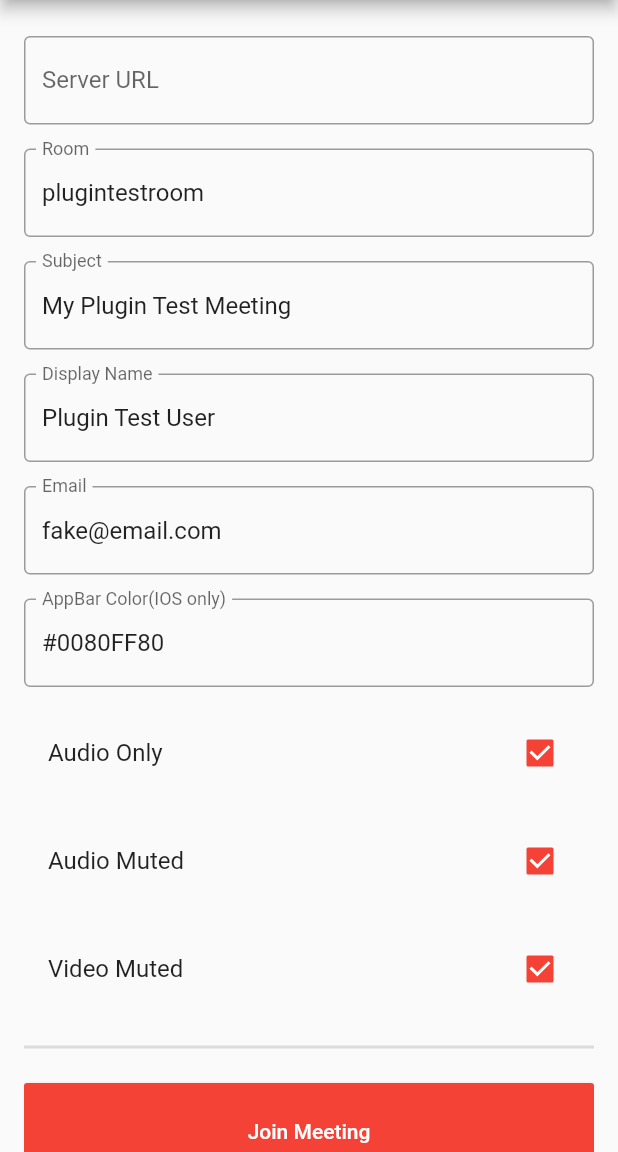
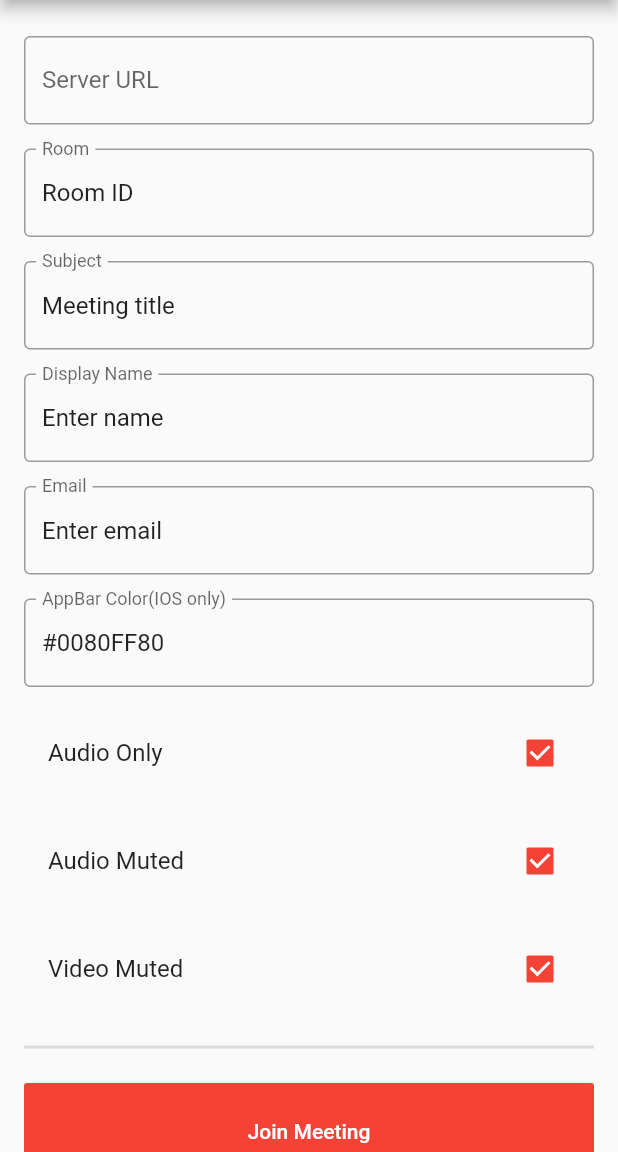
Before and after one commit to aayeshanomani/Salve, a Flutter app: the screen it shows after launch, on a phone screen of 412 x 824 dp, the part 84-1236 px from its top. Run offline on Flutter 3.47's test engine with Material 2 defaults, Android fonts, the phone set to English and light mode, and no system bars; missing offline and left inert: jitsi_meet.

Commit message:
Some changes

```diff
--- a/lib/main.dart
+++ b/lib/main.dart
@@ -17,10 +17,10 @@ class MyApp extends StatefulWidget {
 
 class _MyAppState extends State<MyApp> {
   final serverText = TextEditingController();
-  final roomText = TextEditingController(text: "plugintestroom");
-  final subjectText = TextEditingController(text: "My Plugin Test Meeting");
-  final nameText = TextEditingController(text: "Plugin Test User");
-  final emailText = TextEditingController(text: "fake@email.com");
+  final roomText = TextEditingController(text: "Room ID");
+  final subjectText = TextEditingController(text: "Meeting title");
+  final nameText = TextEditingController(text: "Enter name");
+  final emailText = TextEditingController(text: "Enter email");
   final iosAppBarRGBAColor = TextEditingController(text: "#0080FF80");//transparent blue
   var isAudioOnly = true;
   var isAudioMuted = true;
@@ -66,7 +66,7 @@ class _MyAppState extends State<MyApp> {
                   decoration: InputDecoration(
                       border: OutlineInputBorder(),
                       labelText: "Server URL",
-                      hintText: "Hint: Leave empty for meet.jitsi.si"),
+                      hintText: "Hint: Leave empty for Our Application"),
                 ),
                 SizedBox(
                   height: 16.0,
```
